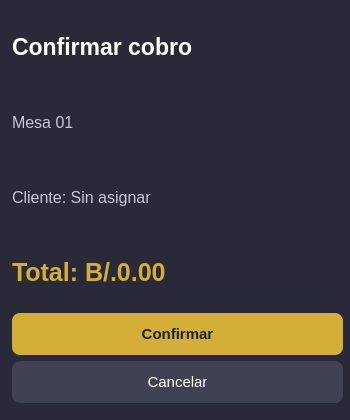
This is confirmar_cobro.ui in Bakachi12/Menu as Qt 5 draws it before an edit. The edited form follows.
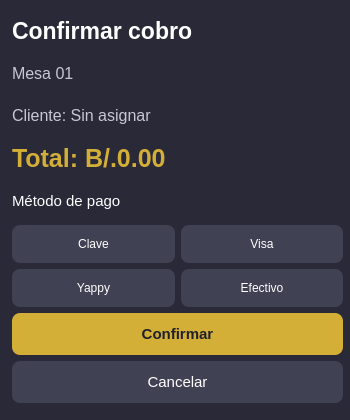
This is the edited form.

Commit message: Registrar el método de pago y mostrar los cobros de cada cajero

```diff
--- a/confirmar_cobro.ui
+++ b/confirmar_cobro.ui
@@ -44,6 +44,7 @@
     padding: 12px;
 }
 
+QPushButton:checked {background-color: #D4AF37; color: #161622; font-weight: bold;}
 QPushButton:hover {
     background-color: #55556A;
 }</string>
@@ -104,6 +105,13 @@
       </property>
      </widget>
     </item>
+    <item><widget class="QLabel" name="lblPago"><property name="text"><string>Método de pago</string></property></widget></item>
+    <item><layout class="QGridLayout" name="opcionesPago">
+<item row="0" column="0"><widget class="QPushButton" name="pagoClave"><property name="text"><string>Clave</string></property><property name="checkable"><bool>true</bool></property></widget></item>
+<item row="0" column="1"><widget class="QPushButton" name="pagoVisa"><property name="text"><string>Visa</string></property><property name="checkable"><bool>true</bool></property></widget></item>
+<item row="1" column="0"><widget class="QPushButton" name="pagoYappy"><property name="text"><string>Yappy</string></property><property name="checkable"><bool>true</bool></property></widget></item>
+<item row="1" column="1"><widget class="QPushButton" name="pagoEfectivo"><property name="text"><string>Efectivo</string></property><property name="checkable"><bool>true</bool></property></widget></item>
+    </layout></item>
     <item>
      <widget class="QPushButton" name="btnConfirmarCobro">
       <property name="styleSheet">
```
The commit also changes 5 other files.
